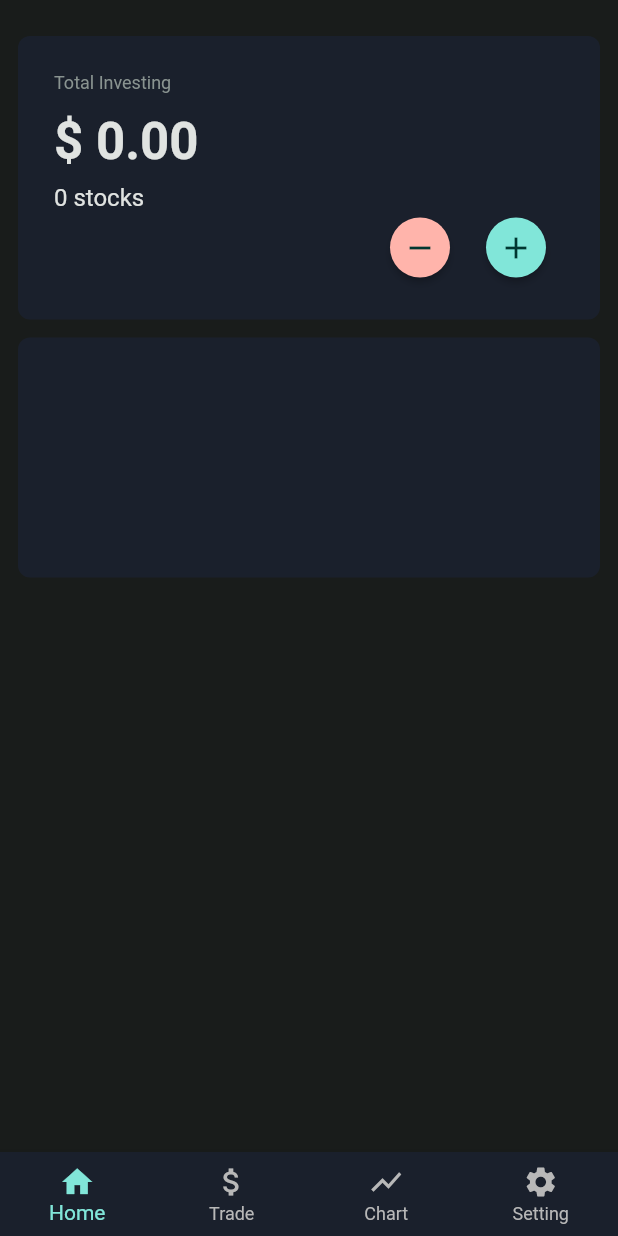
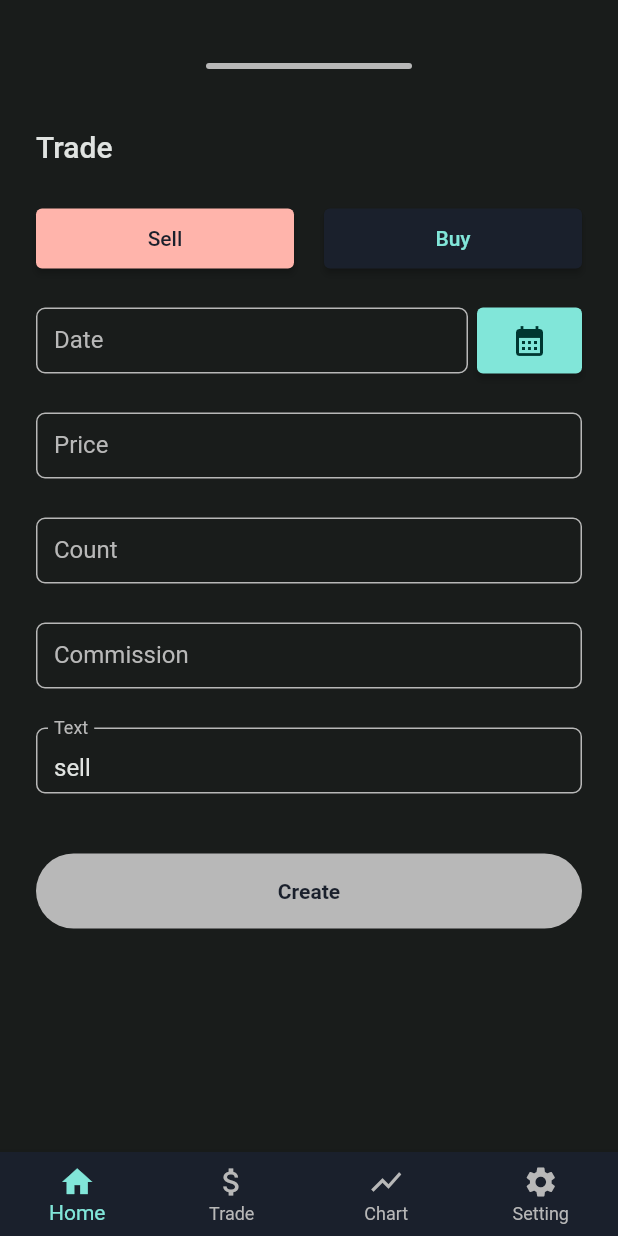
Before and after one commit to raccoon91/raccoon-investment-app, a Flutter app: the HomeScreen screen opened directly, after a tap on the "remove" icon, on a phone screen of 412 x 824 dp. Run offline on Flutter 3.47's test engine with Material 2 defaults, Android fonts, the phone set to English and light mode, and no system bars; our stand-ins replace bloc, equatable, flutter_bloc, flutter_dotenv, supabase_flutter; accounts and stored records are empty.

Commit message:
feat: add trade bottom sheet widget

```diff
--- a/lib/bloc/trade/trade_bloc.dart
+++ b/lib/bloc/trade/trade_bloc.dart
@@ -12,6 +12,7 @@ class TradeBloc extends Bloc<TradeEvent, TradeState> {
 
   TradeBloc({required this.tradeRepository}) : super(const TradeState()) {
     on<GetsTrade>(onGetsTrade);
+    on<PostTrade>(onPostTrade);
   }
 
   void onGetsTrade(GetsTrade event, Emitter<TradeState> emit) async {
@@ -68,4 +69,23 @@ class TradeBloc extends Bloc<TradeEvent, TradeState> {
       emit(state.copyWith(status: TradeStatus.failure));
     }
   }
+
+  Future<void> onPostTrade(PostTrade event, Emitter<TradeState> emit) async {
+    try {
+      emit(state.copyWith(status: TradeStatus.loading));
+
+      print(' === === === ===');
+      print(event.userId);
+      print(event.type);
+      print(event.date);
+      print(event.price.toString());
+      print(event.count.toString());
+      print(event.commission.toString());
+      print(event.text);
+
+      emit(state.copyWith(status: TradeStatus.success));
+    } catch (error) {
+      emit(state.copyWith(status: TradeStatus.failure));
+    }
+  }
 }
--- a/lib/bloc/trade/trade_event.dart
+++ b/lib/bloc/trade/trade_event.dart
@@ -5,3 +5,25 @@ sealed class TradeEvent {
 }
 
 final class GetsTrade extends TradeEvent {}
+
+final class PostTrade extends TradeEvent {
+  String? userId;
+  String? type;
+  final String date;
+  num price;
+  num count;
+  num commission;
+  final String text;
+
+  PostTrade(
+    this.userId,
+    this.type,
+    this.date,
+    String price,
+    String count,
+    String commission,
+    this.text,
+  )   : price = price.isNotEmpty ? num.parse(price) : 0,
+        count = count.isNotEmpty ? num.parse(count) : 0,
+        commission = commission.isNotEmpty ? num.parse(commission) : 0;
+}
--- a/lib/screen/home_screen.dart
+++ b/lib/screen/home_screen.dart
@@ -16,7 +16,8 @@ class HomeScreen extends StatelessWidget {
     return Scaffold(
       backgroundColor: Theme.of(context).colorScheme.background,
       bottomNavigationBar: const BottomNavigation(),
-      body: const SingleChildScrollView(
+      body: const SafeArea(
+        child: SingleChildScrollView(
           child: Padding(
             padding: EdgeInsets.symmetric(vertical: 24, horizontal: 12),
             child: Column(
@@ -30,6 +31,7 @@ class HomeScreen extends StatelessWidget {
             ),
           ),
         ),
+      ),
     );
   }
 }
--- a/lib/widget/home/total.dart
+++ b/lib/widget/home/total.dart
@@ -1,6 +1,7 @@
 import 'package:flutter/material.dart';
 import 'package:flutter_bloc/flutter_bloc.dart';
 import 'package:raccoon_investment/bloc/trade/trade_bloc.dart';
+import 'package:raccoon_investment/widget/home/trade_bottom_sheet.dart';
 
 class Total extends StatelessWidget {
   const Total({super.key});
@@ -34,7 +35,14 @@ class Total extends StatelessWidget {
                 mainAxisAlignment: MainAxisAlignment.end,
                 children: [
                   ElevatedButton(
-                    onPressed: () {},
+                    onPressed: () {
+                      showBottomSheet(
+                        context: context,
+                        builder: (context) {
+                          return const TradeBottomSheet(type: 'sell');
+                        },
+                      );
+                    },
                     style: ElevatedButton.styleFrom(
                       fixedSize: const Size(40, 40),
                       shape: const CircleBorder(),
@@ -43,7 +51,14 @@ class Total extends StatelessWidget {
                     child: const Icon(Icons.remove),
                   ),
                   ElevatedButton(
-                    onPressed: () {},
+                    onPressed: () {
+                      showBottomSheet(
+                        context: context,
+                        builder: (context) {
+                          return const TradeBottomSheet(type: 'buy');
+                        },
+                      );
+                    },
                     style: ElevatedButton.styleFrom(
                       fixedSize: const Size(40, 40),
                       shape: const CircleBorder(),
--- /dev/null
+++ b/lib/widget/home/trade_bottom_sheet.dart
@@ -0,0 +1,293 @@
+import 'package:flutter/material.dart';
+import 'package:flutter_bloc/flutter_bloc.dart';
+import 'package:intl/intl.dart';
+import 'package:raccoon_investment/bloc/auth/auth_bloc.dart';
+import 'package:raccoon_investment/bloc/trade/trade_bloc.dart';
+import 'package:raccoon_investment/widget/base/input.dart';
+
+class TradeBottomSheet extends StatefulWidget {
+  final String? type;
+
+  const TradeBottomSheet({
+    super.key,
+    this.type,
+  });
+
+  @override
+  State<TradeBottomSheet> createState() => _TradeBottomSheetState();
+}
+
+class _TradeBottomSheetState extends State<TradeBottomSheet> {
+  String? type;
+  final dateController = TextEditingController();
+  final priceController = TextEditingController();
+  final countController = TextEditingController();
+  final commissionController = TextEditingController();
+  final textController = TextEditingController();
+  bool isValid = false;
+
+  @override
+  void initState() {
+    super.initState();
+
+    textController.text = widget.type == 'sell' ? 'sell' : 'buy';
+
+    setState(() {
+      type = widget.type;
+    });
+  }
+
+  @override
+  void dispose() {
+    dateController.dispose();
+    priceController.dispose();
+    countController.dispose();
+    commissionController.dispose();
+    textController.dispose();
+    super.dispose();
+  }
+
+  onPressSell() {
+    textController.text = 'sell';
+
+    setState(() {
+      type = 'sell';
+    });
+  }
+
+  onPressBuy() {
+    textController.text = 'buy';
+
+    setState(() {
+      type = 'buy';
+    });
+  }
+
+  @override
+  Widget build(BuildContext context) {
+    return Container(
+      width: MediaQuery.of(context).size.width,
+      height: MediaQuery.of(context).size.height,
+      color: Theme.of(context).colorScheme.background,
+      padding: const EdgeInsets.only(top: 42, right: 24, bottom: 12, left: 24),
+      child: Form(
+        onChanged: () {
+          if (dateController.text.isNotEmpty &&
+              priceController.text.isNotEmpty &&
+              countController.text.isNotEmpty &&
+              commissionController.text.isNotEmpty &&
+              textController.text.isNotEmpty) {
+            setState(() {
+              isValid = true;
+            });
+          } else {
+            setState(() {
+              isValid = false;
+            });
+          }
+        },
+        child: Column(
+          crossAxisAlignment: CrossAxisAlignment.stretch,
+          children: [
+            Row(
+              mainAxisAlignment: MainAxisAlignment.center,
+              children: [
+                Container(
+                  width: (MediaQuery.of(context).size.width / 3),
+                  height: 4,
+                  decoration: BoxDecoration(
+                    color: Theme.of(context).colorScheme.outline,
+                    borderRadius: const BorderRadius.all(Radius.circular(8)),
+                  ),
+                )
+              ],
+            ),
+            const SizedBox(height: 40),
+            Text('Trade', style: Theme.of(context).textTheme.bodyLarge),
+            const SizedBox(height: 30),
+            Row(
+              mainAxisAlignment: MainAxisAlignment.spaceBetween,
+              children: [
+                SizedBox(
+                  width: (MediaQuery.of(context).size.width / 2) - 34,
+                  height: 40,
+                  child: ElevatedButton(
+                    onPressed: onPressSell,
+                    style: ElevatedButton.styleFrom(
+                      backgroundColor: type == 'sell'
+                          ? Theme.of(context).colorScheme.error
+                          : Theme.of(context).colorScheme.surface,
+                    ),
+                    child: Text(
+                      'Sell',
+                      style: TextStyle(
+                        color: type == 'sell'
+                            ? Theme.of(context).colorScheme.surface
+                            : Theme.of(context).colorScheme.error,
+                      ),
+                    ),
+                  ),
+                ),
+                SizedBox(
+                  width: (MediaQuery.of(context).size.width / 2) - 34,
+                  height: 40,
+                  child: ElevatedButton(
+                    onPressed: onPressBuy,
+                    style: ElevatedButton.styleFrom(
+                      backgroundColor: type == 'buy'
+                          ? Theme.of(context).colorScheme.primary
+                          : Theme.of(context).colorScheme.surface,
+                    ),
+                    child: Text(
+                      'Buy',
+                      style: TextStyle(
+                        color: type == 'buy'
+                            ? Theme.of(context).colorScheme.surface
+                            : Theme.of(context).colorScheme.primary,
+                      ),
+                    ),
+                  ),
+                ),
+              ],
+            ),
+            const SizedBox(height: 10),
+            Expanded(
+              child: SingleChildScrollView(
+                child: Column(
+                  crossAxisAlignment: CrossAxisAlignment.stretch,
+                  children: [
+                    const SizedBox(height: 10),
+                    // Input(
+                    //   type: 'text',
+                    //   label: 'Symbol',
+                    //   controller: typeController,
+                    // ),
+                    // const SizedBox(height: 20),
+                    Row(
+                      mainAxisAlignment: MainAxisAlignment.spaceBetween,
+                      crossAxisAlignment: CrossAxisAlignment.end,
+                      children: [
+                        Input(
+                          width: MediaQuery.of(context).size.width - 124,
+                          type: 'text',
+                          label: 'Date',
+                          controller: dateController,
+                        ),
+                        SizedBox(
+                          width: 70,
+                          height: 44,
+                          child: ElevatedButton(
+                            onPressed: () {
+                              showDatePicker(
+                                context: context,
+                                initialDate: DateTime.now(),
+                                firstDate: DateTime(1980),
+                                lastDate: DateTime.now(),
+                                initialEntryMode: DatePickerEntryMode.input,
+                                builder: (context, child) {
+                                  return Theme(
+                                    data: ThemeData.dark().copyWith(
+                                      colorScheme: ColorScheme.dark(
+                                        primary: Theme.of(context)
+                                            .colorScheme
+                                            .primary,
+                                        surface: Theme.of(context)
+                                            .colorScheme
+                                            .background,
+                                      ),
+                                      dialogBackgroundColor: Theme.of(context)
+                                          .colorScheme
+                                          .background,
+                                    ),
+                                    child: child ?? Container(),
+                                  );
+                                },
+                              ).then((value) {
+                                if (value == null) return;
+
+                                dateController.text =
+                                    DateFormat('yyyy-MM-dd').format(value);
+                              });
+                            },
+                            child: const Icon(Icons.calendar_month),
+                          ),
+                        ),
+                      ],
+                    ),
+                    const SizedBox(height: 20),
+                    Input(
+                      type: 'number',
+                      label: 'Price',
+                      controller: priceController,
+                    ),
+                    const SizedBox(height: 20),
+                    Input(
+                      type: 'number',
+                      label: 'Count',
+                      controller: countController,
+                    ),
+                    const SizedBox(height: 20),
+                    Input(
+                      type: 'number',
+                      label: 'Commission',
+                      controller: commissionController,
+                    ),
+                    const SizedBox(height: 20),
+                    Input(
+                      type: 'text',
+                      label: 'Text',
+                      controller: textController,
+                    ),
+                    const SizedBox(height: 40),
+                    BlocBuilder<AuthBloc, AuthState>(
+                      builder: (context, state) {
+                        return SizedBox(
+                          height: 50,
+                          child: ElevatedButton(
+                            onPressed: (type != null && isValid)
+                                ? () {
+                                    context.read<TradeBloc>().add(
+                                          PostTrade(
+                                            state.user?.id,
+                                            type,
+                                            dateController.text,
+                                            priceController.text,
+                                            countController.text,
+                                            commissionController.text,
+                                            textController.text,
+                                          ),
+                                        );
+                                  }
+                                : null,
+                            style: ElevatedButton.styleFrom(
+                              backgroundColor:
+                                  Theme.of(context).colorScheme.primary,
+                              foregroundColor:
+                                  Theme.of(context).colorScheme.surface,
+                              disabledBackgroundColor:
+                                  Theme.of(context).colorScheme.outline,
+                              disabledForegroundColor:
+                                  Theme.of(context).colorScheme.surface,
+                              shape: RoundedRectangleBorder(
+                                borderRadius: BorderRadius.circular(30),
+                              ),
+                            ),
+                            child: const Text(
+                              'Create',
+                              style: TextStyle(fontWeight: FontWeight.bold),
+                            ),
+                          ),
+                        );
+                      },
+                    ),
+                    const SizedBox(height: 20),
+                  ],
+                ),
+              ),
+            ),
+          ],
+        ),
+      ),
+    );
+  }
+}
```
Lines whose indentation alone changed are shown as unchanged.
